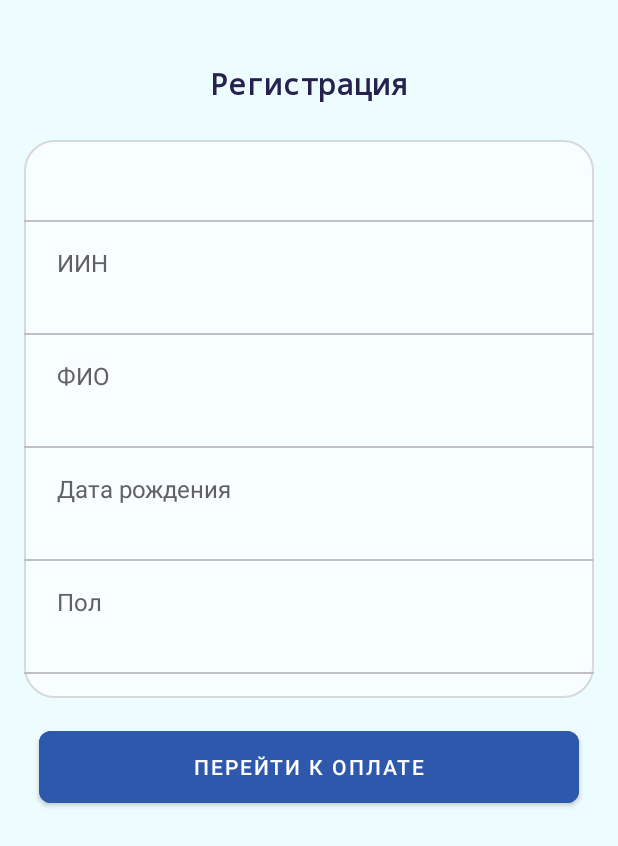
After one commit to seoleo96/test_med, an Android app built with Jetpack Compose: the fragment ConfirmConsultingDateFragment placed in its activity, on a phone screen of 412 x 824 dp. The commit adds this screen. Shown: the top 846 px of the screen. Run offline under Robolectric (Android 15) with nearby library versions, the phone set to English and light mode, and no system bars; our stand-ins replace Firebase (no records; nobody signed in at launch, a user with empty details on screens opened directly), navigation-ui; pictures from the network do not load; 1 statement that could not run was skipped.

Commit message:
consulting elements

```diff
--- /dev/null
+++ b/app/src/main/java/com/example/testmed/ConfirmConsultingDateFragment.kt
@@ -0,0 +1,24 @@
+package com.example.testmed
+
+import androidx.lifecycle.ViewModelProvider
+import android.os.Bundle
+import androidx.fragment.app.Fragment
+import android.view.LayoutInflater
+import android.view.View
+import android.view.ViewGroup
+import androidx.navigation.fragment.navArgs
+import com.example.testmed.base.BaseFragment
+import com.example.testmed.databinding.ConfirmConsultingDateFragmentBinding
+
+class ConfirmConsultingDateFragment :
+    BaseFragment<ConfirmConsultingDateFragmentBinding>
+        (ConfirmConsultingDateFragmentBinding::inflate) {
+            private val navArgs : ConfirmConsultingDateFragmentArgs by navArgs()
+
+    override fun onViewCreated(view: View, savedInstanceState: Bundle?) {
+        super.onViewCreated(view, savedInstanceState)
+        binding.textview.text = "${navArgs.dateConsulting} - ${navArgs.timeConsulting} - ${navArgs.fullNameDoctor} - ${navArgs.fullNamePatient}"
+    }
+
+
+}
--- a/app/src/main/java/com/example/testmed/doctor/MainActivityDoctor.kt
+++ b/app/src/main/java/com/example/testmed/doctor/MainActivityDoctor.kt
@@ -42,10 +42,7 @@ class MainActivityDoctor : AppCompatActivity() {
     private fun updateStatePatientOffline(time: Any) {
         val refState = DB.reference.child("doctors").child(UID()).child("state")
         lifecycleScope.launch(Dispatchers.IO) {
-            val data: String? = refState.get().await().getValue(String::class.java)
-            if (data != null) {
-                refState.setValue(time)
-            }
+            refState.setValue(time)
         }
     }
 
--- a/app/src/main/java/com/example/testmed/model/DoctorData.kt
+++ b/app/src/main/java/com/example/testmed/model/DoctorData.kt
@@ -21,9 +21,10 @@ data class DoctorData(
     val state: Any,
     val stateTo: String = "",
     var photoUrl: String ="",
-    val seen : String = "0"
+    val seen : String = "0",
+    val token :  String
 ) {
-    constructor() : this("","","", "",
+    constructor() : this("","","", "","", "",
         "", "", "","","",
         "", "", "",
         "", "", "", "",
--- a/app/src/main/java/com/example/testmed/patient/speciality/presentation/SpecialityDoctorsFragment.kt
+++ b/app/src/main/java/com/example/testmed/patient/speciality/presentation/SpecialityDoctorsFragment.kt
@@ -82,7 +82,8 @@ class SpecialityDoctorsFragment : BaseFragment<FragmentHomeBinding>(FragmentHome
          phoneNumber = "+16505551289",
          photoUrl = "",
             state = "",
-            stateTo = ""
+            stateTo = "",
+            token = ""
         )
         DB.reference.child("doctors").child(doctor.id).setValue(doctor)
     }
--- /dev/null
+++ b/app/src/main/res/layout/confirm_consulting_date_fragment.xml
@@ -0,0 +1,302 @@
+<?xml version="1.0" encoding="utf-8"?>
+<androidx.constraintlayout.widget.ConstraintLayout
+    xmlns:android="http://schemas.android.com/apk/res/android"
+    xmlns:app="http://schemas.android.com/apk/res-auto"
+    xmlns:tools="http://schemas.android.com/tools"
+    android:layout_width="match_parent"
+    android:layout_height="match_parent"
+    android:background="@color/background_color"
+    tools:context=".ConfirmConsultingDateFragment"
+    >
+
+    <ProgressBar
+        android:id="@+id/progressBar"
+        android:layout_width="wrap_content"
+        android:layout_height="wrap_content"
+        android:layout_marginTop="300dp"
+        android:visibility="invisible"
+        app:layout_constraintEnd_toEndOf="parent"
+        app:layout_constraintStart_toStartOf="parent"
+        app:layout_constraintTop_toTopOf="parent"
+        />
+
+    <ScrollView
+        android:id="@+id/content_all_view"
+        android:layout_width="match_parent"
+        android:layout_height="match_parent"
+        app:layout_constraintBottom_toBottomOf="parent"
+        app:layout_constraintEnd_toEndOf="parent"
+        app:layout_constraintStart_toStartOf="parent"
+        app:layout_constraintTop_toTopOf="parent"
+        >
+
+        <androidx.constraintlayout.widget.ConstraintLayout
+            android:id="@+id/constraint_layout"
+            android:layout_width="match_parent"
+            android:layout_height="wrap_content"
+            android:paddingStart="16dp"
+            android:paddingEnd="16dp"
+            android:paddingBottom="16dp"
+            app:layout_constraintBottom_toBottomOf="parent"
+            app:layout_constraintEnd_toEndOf="parent"
+            app:layout_constraintStart_toStartOf="parent"
+            app:layout_constraintTop_toTopOf="parent"
+            >
+
+            <TextView
+                android:id="@+id/text_register"
+                android:layout_width="wrap_content"
+                android:layout_height="wrap_content"
+                android:layout_marginStart="18dp"
+                android:layout_marginTop="24dp"
+                android:layout_marginEnd="18dp"
+                android:fontFamily="monospace"
+                android:text="@string/tv_register"
+                style="@style/MaterialAlertDialog.MaterialComponents.Title.Panel"
+                android:textAlignment="center"
+                android:textColor="#27214D"
+                android:textIsSelectable="true"
+                android:textSize="20sp"
+                android:textStyle="bold"
+                app:layout_constraintEnd_toEndOf="parent"
+                app:layout_constraintStart_toStartOf="parent"
+                app:layout_constraintTop_toTopOf="parent"
+                />
+
+            <androidx.constraintlayout.widget.ConstraintLayout
+                android:id="@+id/constraint2"
+                android:layout_width="match_parent"
+                android:layout_height="wrap_content"
+                android:layout_marginTop="24dp"
+                android:background="@drawable/round_fone_recycler"
+                android:paddingBottom="16dp"
+                app:layout_constraintEnd_toEndOf="parent"
+                app:layout_constraintStart_toStartOf="parent"
+                app:layout_constraintTop_toBottomOf="@+id/text_register"
+                >
+
+                <TextView
+                    android:id="@+id/textViewPatient"
+                    style="@style/MaterialAlertDialog.MaterialComponents.Title.Panel"
+                    android:layout_width="wrap_content"
+                    android:layout_height="wrap_content"
+                    android:textAppearance="@style/TextAppearance.Compat.Notification.Title"
+                    android:textAlignment="center"
+                    app:layout_constraintEnd_toEndOf="parent"
+                    app:layout_constraintStart_toStartOf="parent"
+                    app:layout_constraintTop_toTopOf="parent"
+                    tools:text="Вы хотите записать Алимов С. Х. в онлайн консультацию к врачу"
+                    />
+
+
+                <View
+                    android:id="@+id/line0"
+                    android:layout_width="match_parent"
+                    android:layout_height="1dp"
+                    android:layout_marginTop="16dp"
+                    android:background="#c0c0c0"
+                    app:layout_constraintEnd_toEndOf="@id/textViewPatient"
+                    app:layout_constraintStart_toStartOf="@+id/textViewPatient"
+                    app:layout_constraintTop_toBottomOf="@id/textViewPatient"
+                    />
+
+                <TextView
+                    android:id="@+id/tv_iin"
+                    android:layout_width="0dp"
+                    android:layout_height="wrap_content"
+                    android:layout_marginStart="22dp"
+                    android:layout_marginTop="16dp"
+                    android:text="@string/tv_iin"
+                    android:textColor="#616161"
+                    android:textSize="16sp"
+                    app:layout_constraintEnd_toEndOf="parent"
+                    app:layout_constraintStart_toStartOf="parent"
+                    app:layout_constraintTop_toBottomOf="@+id/line0"
+                    />
+
+                <TextView
+                    android:id="@+id/iin"
+                    android:layout_width="match_parent"
+                    android:layout_height="wrap_content"
+                    android:layout_marginStart="16dp"
+                    android:layout_marginTop="2dp"
+                    android:layout_marginEnd="16dp"
+                    android:maxWidth="300dp"
+                    android:paddingStart="8dp"
+                    android:paddingEnd="8dp"
+                    android:paddingBottom="8dp"
+                    android:text=""
+                    android:textColor="@color/black"
+                    android:textIsSelectable="true"
+                    android:textSize="16sp"
+                    app:layout_constraintEnd_toEndOf="@+id/tv_iin"
+                    app:layout_constraintStart_toStartOf="@+id/tv_iin"
+                    app:layout_constraintTop_toBottomOf="@+id/tv_iin"
+                    />
+
+
+                <View
+                    android:id="@+id/line1"
+                    android:layout_width="match_parent"
+                    android:layout_height="1dp"
+                    android:layout_marginTop="4dp"
+                    android:background="#c0c0c0"
+                    app:layout_constraintEnd_toEndOf="@id/iin"
+                    app:layout_constraintStart_toStartOf="@+id/iin"
+                    app:layout_constraintTop_toBottomOf="@id/iin"
+                    />
+
+
+                <TextView
+                    android:id="@+id/tv_full_name"
+                    android:layout_width="0dp"
+                    android:layout_height="wrap_content"
+                    android:layout_marginTop="16dp"
+                    android:text="@string/tv_fio"
+                    android:textColor="#616161"
+                    android:textSize="16sp"
+                    app:layout_constraintEnd_toEndOf="@+id/line1"
+                    app:layout_constraintStart_toStartOf="@+id/tv_iin"
+                    app:layout_constraintTop_toBottomOf="@+id/line1"
+                    />
+
+                <TextView
+                    android:id="@+id/full_name"
+                    android:layout_width="match_parent"
+                    android:layout_height="wrap_content"
+                    android:layout_marginStart="16dp"
+                    android:layout_marginTop="2dp"
+                    android:layout_marginEnd="16dp"
+                    android:maxWidth="300dp"
+                    android:paddingStart="8dp"
+                    android:paddingEnd="8dp"
+                    android:paddingBottom="8dp"
+                    android:textColor="@color/black"
+                    android:textSize="16sp"
+                    app:layout_constraintEnd_toEndOf="@+id/tv_full_name"
+                    app:layout_constraintStart_toStartOf="@+id/tv_full_name"
+                    app:layout_constraintTop_toBottomOf="@+id/tv_full_name"
+                    tools:textIsSelectable="true"
+                    />
+
+                <View
+                    android:id="@+id/line2"
+                    android:layout_width="match_parent"
+                    android:layout_height="1dp"
+                    android:layout_marginTop="4dp"
+                    android:background="#c0c0c0"
+                    app:layout_constraintEnd_toEndOf="@id/full_name"
+                    app:layout_constraintStart_toStartOf="@+id/full_name"
+                    app:layout_constraintTop_toBottomOf="@id/full_name"
+                    />
+
+
+                <TextView
+                    android:id="@+id/tv_birthday"
+                    android:layout_width="0dp"
+                    android:layout_height="wrap_content"
+                    android:layout_marginTop="16dp"
+                    android:text="Дата рождения"
+                    android:textColor="#616161"
+                    android:textSize="16sp"
+                    app:layout_constraintEnd_toEndOf="@+id/line2"
+                    app:layout_constraintStart_toStartOf="@+id/tv_iin"
+                    app:layout_constraintTop_toBottomOf="@+id/line2"
+                    />
+
+                <TextView
+                    android:id="@+id/birthday"
+                    android:layout_width="match_parent"
+                    android:layout_height="wrap_content"
+                    android:layout_marginStart="16dp"
+                    android:layout_marginTop="2dp"
+                    android:layout_marginEnd="16dp"
+                    android:maxWidth="300dp"
+                    android:paddingStart="8dp"
+                    android:paddingEnd="8dp"
+                    android:paddingBottom="8dp"
+                    android:text=""
+                    android:textColor="@color/black"
+                    android:textIsSelectable="true"
+                    android:textSize="16sp"
+                    app:layout_constraintEnd_toEndOf="@+id/tv_birthday"
+                    app:layout_constraintStart_toStartOf="@+id/tv_birthday"
+                    app:layout_constraintTop_toBottomOf="@+id/tv_birthday"
+                    />
+
+                <View
+                    android:id="@+id/line3"
+                    android:layout_width="match_parent"
+                    android:layout_height="1dp"
+                    android:layout_marginTop="4dp"
+                    android:background="#c0c0c0"
+                    app:layout_constraintEnd_toEndOf="@id/birthday"
+                    app:layout_constraintStart_toStartOf="@+id/birthday"
+                    app:layout_constraintTop_toBottomOf="@id/birthday"
+                    />
+
+
+                <TextView
+                    android:id="@+id/tv_gender"
+                    android:layout_width="0dp"
+                    android:layout_height="wrap_content"
+                    android:layout_marginTop="16dp"
+                    android:text="Пол"
+                    android:textColor="#616161"
+                    android:textSize="16sp"
+                    app:layout_constraintEnd_toEndOf="@+id/line3"
+                    app:layout_constraintStart_toStartOf="@+id/tv_iin"
+                    app:layout_constraintTop_toBottomOf="@+id/line3"
+                    />
+
+                <TextView
+                    android:id="@+id/gender"
+                    android:layout_width="match_parent"
+                    android:layout_height="wrap_content"
+                    android:layout_marginStart="16dp"
+                    android:layout_marginTop="2dp"
+                    android:layout_marginEnd="16dp"
+                    android:maxWidth="300dp"
+                    android:paddingStart="8dp"
+                    android:paddingEnd="8dp"
+                    android:paddingBottom="8dp"
+                    android:text=""
+                    android:textColor="@color/black"
+                    android:textIsSelectable="true"
+                    android:textSize="16sp"
+                    app:layout_constraintEnd_toEndOf="@+id/tv_gender"
+                    app:layout_constraintStart_toStartOf="@+id/tv_gender"
+                    app:layout_constraintTop_toBottomOf="@+id/tv_gender"
+                    />
+
+                <View
+                    android:id="@+id/line4"
+                    android:layout_width="match_parent"
+                    android:layout_height="1dp"
+                    android:layout_marginTop="4dp"
+                    android:background="#c0c0c0"
+                    app:layout_constraintEnd_toEndOf="@id/gender"
+                    app:layout_constraintStart_toStartOf="@+id/gender"
+                    app:layout_constraintTop_toBottomOf="@id/gender"
+                    />
+
+
+            </androidx.constraintlayout.widget.ConstraintLayout>
+
+            <com.google.android.material.button.MaterialButton
+                android:id="@+id/change_data"
+                android:layout_width="360dp"
+                android:layout_height="@dimen/button_height"
+                android:layout_marginTop="16dp"
+                android:backgroundTint="#2E58AB"
+                android:text="@string/tv_go_to_pay"
+                android:textAlignment="center"
+                app:cornerRadius="8dp"
+                app:layout_constraintEnd_toEndOf="@+id/constraint2"
+                app:layout_constraintStart_toStartOf="@+id/constraint2"
+                app:layout_constraintTop_toBottomOf="@+id/constraint2"
+                />
+
+        </androidx.constraintlayout.widget.ConstraintLayout>
+    </ScrollView>
+</androidx.constraintlayout.widget.ConstraintLayout>
--- a/app/src/main/res/layout/fragment_profile.xml
+++ b/app/src/main/res/layout/fragment_profile.xml
@@ -40,7 +40,7 @@
 
             <TextView
                 android:id="@+id/text_register"
-                android:layout_width="0dp"
+                android:layout_width="wrap_content"
                 android:layout_height="wrap_content"
                 android:layout_marginStart="18dp"
                 android:layout_marginTop="24dp"
--- a/app/src/main/res/navigation/mobile_navigation.xml
+++ b/app/src/main/res/navigation/mobile_navigation.xml
@@ -162,6 +162,25 @@
         <argument
             android:name="idDoctor"
             app:argType="string" />
+        <action
+            android:id="@+id/action_selectDateConsultingFragment_to_confirmConsultingDateFragment"
+            app:destination="@id/confirmConsultingDateFragment" />
+    </fragment>
+    <fragment
+        android:id="@+id/confirmConsultingDateFragment"
+        android:name="com.example.testmed.ConfirmConsultingDateFragment"
+        android:label="confirm_consulting_date_fragment"
+        tools:layout="@layout/confirm_consulting_date_fragment" >
+        <argument
+            android:name="fullNamePatient"
+            app:argType="string" />
+        <argument android:name="fullNameDoctor" />
+        <argument
+            android:name="dateConsulting"
+            app:argType="string" />
+        <argument
+            android:name="timeConsulting"
+            app:argType="string" />
     </fragment>
 
 
--- a/app/src/main/res/values/strings.xml
+++ b/app/src/main/res/values/strings.xml
@@ -95,4 +95,9 @@
         "For example, position the FAB to one side of stream of a cards so the FAB won’t interfere "
         "when a user tries to pick up one of cards.\n\n"
     </string>
+    <string name="tv_passvord">Пароль</string>
+    <string name="tv_register">Регистрация</string>
+    <string name="tv_fio">ФИО</string>
+    <string name="tv_iin">ИИН</string>
+    <string name="tv_go_to_pay">Перейти к оплате</string>
 </resources>
```
Also changed, not shown: app/src/main/java/com/example/testmed/ConfirmConsultingDateViewModel.kt (added, +7 -0 lines), app/src/main/java/com/example/testmed/base/BaseFragment.kt (+1 -11 lines), app/src/main/java/com/example/testmed/doctor/chatwithpatient/presentation/ChatWithPatientFragment.kt (+31 -35 lines), app/src/main/java/com/example/testmed/patient/chats/chatwithdoctor/ChatWithDoctorFragment.kt (+42 -39 lines), app/src/main/java/com/example/testmed/patient/speciality/consulting/presentation/SelectDateConsultingFragment.kt (+55 -10 lines), app/src/main/res/layout/select_date_consulting_fragment.xml (+33 -8 lines).
